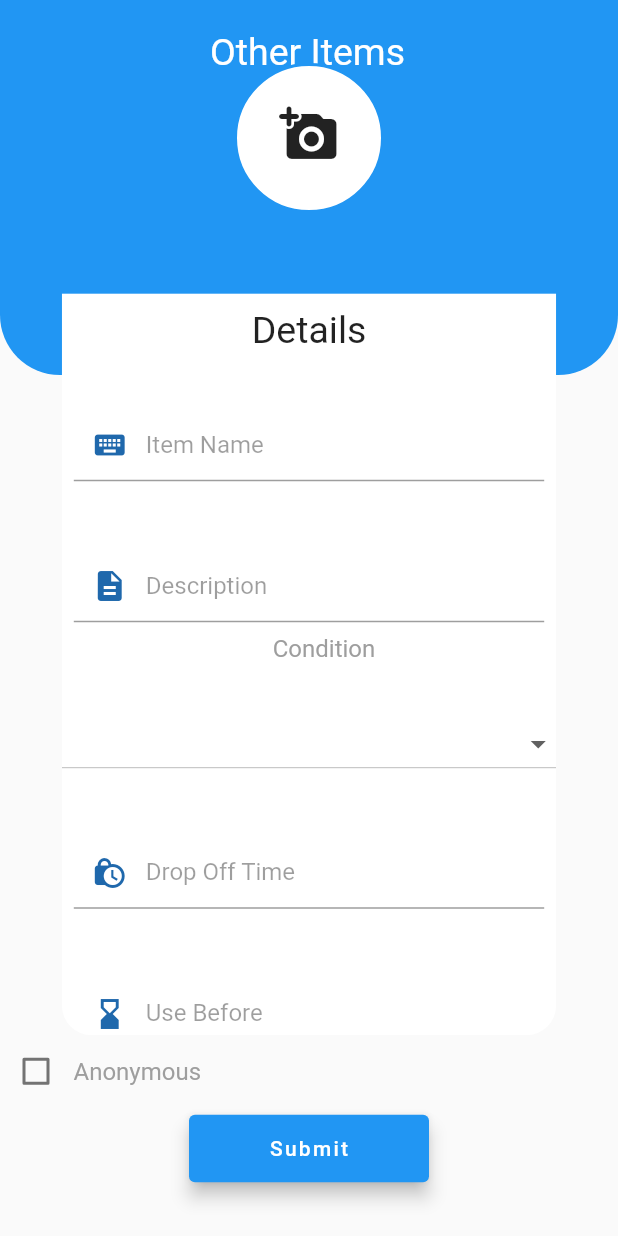
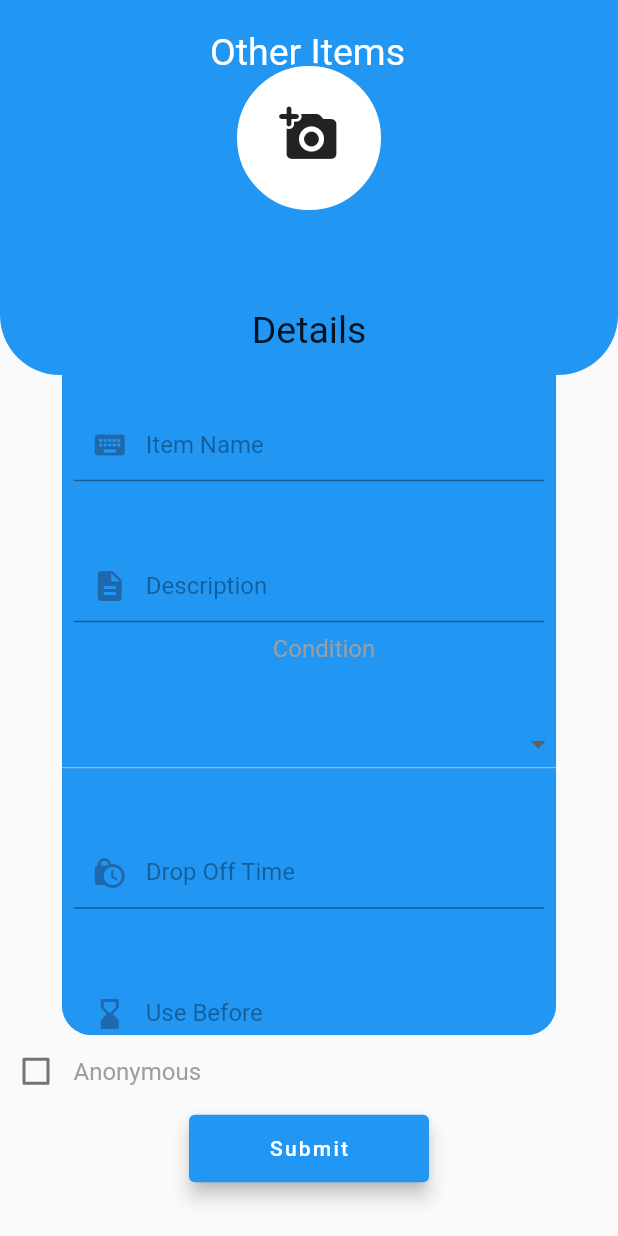
Before and after one commit to Kongisa/gift_me_application, a Flutter app: the DonateFoodItems screen opened directly, on a phone screen of 412 x 824 dp. Run offline on Flutter 3.47's test engine with Material 2 defaults, Android fonts, the phone set to English and light mode, and no system bars; our stand-ins replace firebase_auth, firebase_core, fluttertoast; accounts and stored records are empty.

Commit message:
Changes in donate_food_items

```diff
--- a/lib/pages/donate_food_items.dart
+++ b/lib/pages/donate_food_items.dart
@@ -67,7 +67,9 @@ class _DonateFoodItemsState extends State<DonateFoodItems> {
           contentPadding: EdgeInsets.only(top: 14),
           prefixIcon: Icon(Icons.keyboard, color: Color(0xFF1F68AC)),
           hintText: "Item Name",
-            hintStyle: TextStyle(color: Colors.black38)),
+          //importing the black hintsStyle colour
+          hintStyle: TextStyle(color: AppColors.hintStyleColour),
+        ),
       ),
     );
   }
@@ -87,7 +89,9 @@ class _DonateFoodItemsState extends State<DonateFoodItems> {
           contentPadding: EdgeInsets.only(top: 14),
           prefixIcon: Icon(Icons.description, color: Color(0xFF1F68AC)),
           hintText: "Description",
-            hintStyle: TextStyle(color: Colors.black38)),
+          //importing the black hintstyle color
+          hintStyle: TextStyle(color: AppColors.hintStyleColour),
+        ),
       ),
     );
   }
@@ -107,7 +111,9 @@ class _DonateFoodItemsState extends State<DonateFoodItems> {
           contentPadding: EdgeInsets.only(top: 14),
           prefixIcon: Icon(Icons.lock_clock, color: Color(0xFF1F68AC)),
           hintText: "Drop Off Time",
-            hintStyle: TextStyle(color: Colors.black38)),
+          //importing the black hintStyle
+          hintStyle: TextStyle(color: AppColors.hintStyleColour),
+        ),
       ),
     );
   }
@@ -127,7 +133,8 @@ class _DonateFoodItemsState extends State<DonateFoodItems> {
             contentPadding: EdgeInsets.only(top: 14),
             prefixIcon: Icon(Icons.hourglass_bottom, color: Color(0xFF1F68AC)),
             hintText: "Use Before",
-            hintStyle: TextStyle(color: Colors.black38)),
+            //importing the black hintStyle color
+            hintStyle: TextStyle(color: AppColors.hintStyleColour)),
       ),
     );
   }
@@ -183,7 +190,8 @@ class _DonateFoodItemsState extends State<DonateFoodItems> {
       child: Text(
         'Condition',
         style: TextStyle(
-          color: Colors.grey,
+          //importing the grey text color
+          color: AppColors.greyTextColour,
           fontSize: 16,
         ),
       ),
@@ -196,7 +204,8 @@ class _DonateFoodItemsState extends State<DonateFoodItems> {
       child: Text(
         'Anonymous',
         style: TextStyle(
-          color: Colors.grey,
+          //importing the grey text color
+          color: AppColors.greyTextColour,
           fontSize: 16,
         ),
       ),
@@ -208,8 +217,10 @@ class _DonateFoodItemsState extends State<DonateFoodItems> {
       padding: EdgeInsets.only(right: 1),
       child: Checkbox(
         value: isRememberMe,
-        checkColor: Colors.white,
-        activeColor: Colors.blue,
+        //importing the check color
+        checkColor: AppColors.checkColorWhite,
+        //importing the blue active status colour
+        activeColor: AppColors.activeStatusColBlue,
         onChanged: (value) {
           setState(() {
             isRememberMe = value!;
@@ -232,7 +243,10 @@ class _DonateFoodItemsState extends State<DonateFoodItems> {
             child: Container(
               height: MediaQuery.of(context).size.height * 0.6,
               width: MediaQuery.of(context).size.width * 0.8,
-              decoration: BoxDecoration(color: Colors.white),
+              decoration: BoxDecoration(
+                //importing the white BoxDecoration
+                color: AppColors.boxDecorationWhite,
+              ),
               child: SingleChildScrollView(
                 child: Column(
                   mainAxisAlignment: MainAxisAlignment.center,
```
Lines whose indentation alone changed are shown as unchanged.
